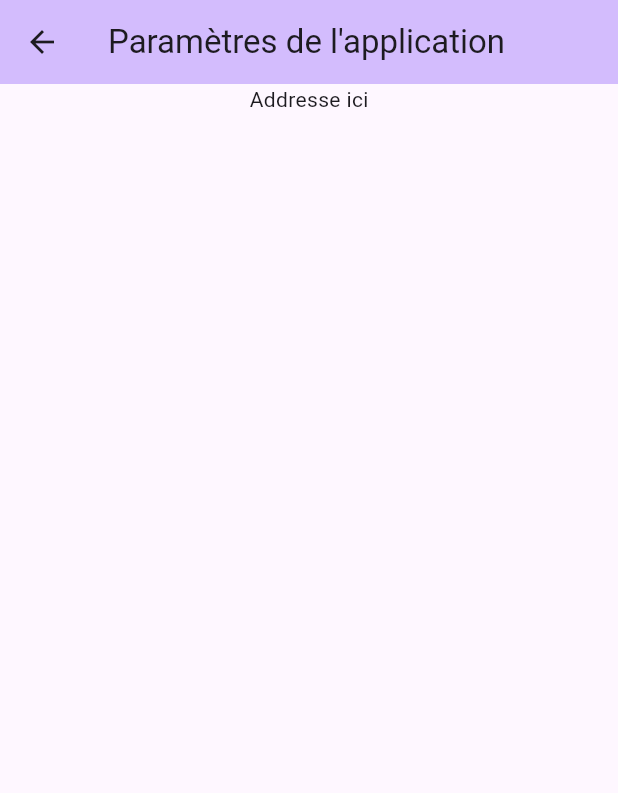
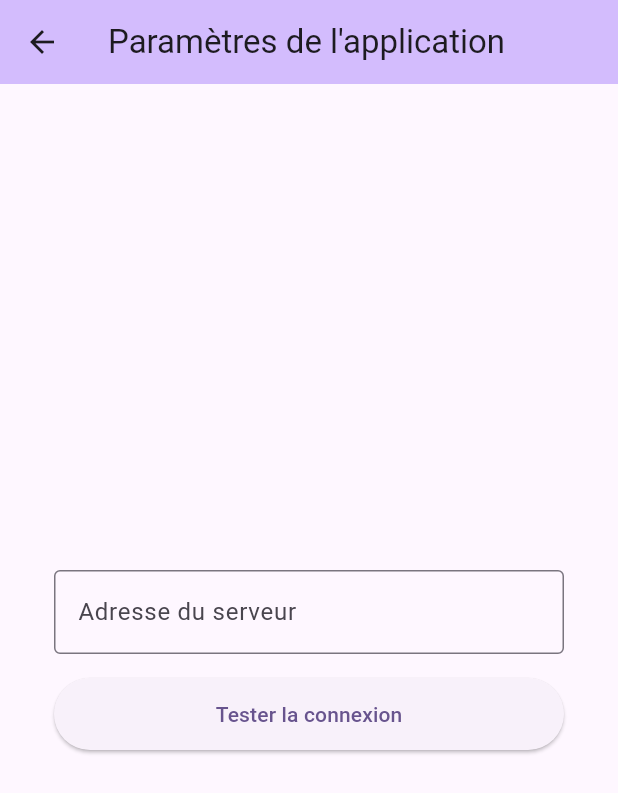
Before and after one commit to clippy20260922/7360, a Flutter app: the ParametresPage screen opened directly, on a phone screen of 412 x 824 dp. Shown: the top 793 px of the screen. Run offline on Flutter 3.47's test engine with Material 3 defaults, Android fonts, the phone set to English and light mode, and no system bars; our stand-ins replace shared_preferences; accounts and stored records are empty.

Commit message:
feat(client): implémente paramètre adresse HTTP

```diff
--- a/client7360/lib/paramètres_page.dart
+++ b/client7360/lib/paramètres_page.dart
@@ -1,7 +1,94 @@
+import 'dart:convert';
+import 'dart:io';
+
 import 'package:flutter/material.dart';
+import 'package:shared_preferences/shared_preferences.dart';
 
-class ParametresPage extends StatelessWidget {
+class ParametresPage extends StatefulWidget {
   const ParametresPage({super.key});
+
+  @override
+  State<ParametresPage> createState() => _ParametresPageState();
+}
+
+class _ParametresPageState extends State<ParametresPage> {
+  final _addressController = TextEditingController();
+  String? _result;
+  bool? _connectionSucceeded;
+  bool _isTesting = false;
+
+  @override
+  void initState() {
+    super.initState();
+    _loadAddress();
+  }
+
+  Future<void> _loadAddress() async {
+    final preferences = await SharedPreferences.getInstance();
+    _addressController.text = preferences.getString('serverAddress') ?? '';
+  }
+
+  Future<void> _testConnection() async {
+    final address = _addressController.text.trim();
+    final uri = Uri.tryParse(address);
+
+    if (uri == null ||
+        !['http', 'https'].contains(uri.scheme) ||
+        uri.host.isEmpty) {
+      setState(() {
+        _result = 'Veuillez entrer une adresse HTTP ou HTTPS valide.';
+        _connectionSucceeded = false;
+      });
+      return;
+    }
+
+    setState(() {
+      _isTesting = true;
+      _result = null;
+      _connectionSucceeded = null;
+    });
+
+    final client = HttpClient();
+
+    try {
+      final preferences = await SharedPreferences.getInstance();
+      await preferences.setString('serverAddress', address);
+
+      final request = await client
+          .getUrl(uri)
+          .timeout(const Duration(seconds: 5));
+      final response = await request.close().timeout(
+        const Duration(seconds: 5),
+      );
+      final body = await utf8.decoder.bind(response).join().timeout(
+        const Duration(seconds: 5),
+      );
+
+      final succeeded = response.statusCode >= 200 &&
+          response.statusCode < 300;
+
+      setState(() {
+        _connectionSucceeded = succeeded;
+        _result = succeeded
+            ? 'Connexion réussie (HTTP ${response.statusCode})\n$body'
+            : 'Échec de la connexion (HTTP ${response.statusCode})\n$body';
+      });
+    } catch (error) {
+      setState(() {
+        _connectionSucceeded = false;
+        _result = 'Échec de la connexion : $error';
+      });
+    } finally {
+      client.close(force: true);
+      setState(() => _isTesting = false);
+    }
+  }
+
+  @override
+  void dispose() {
+    _addressController.dispose();
+    super.dispose();
+  }
 
   @override
   Widget build(BuildContext context) {
@@ -11,12 +98,43 @@ class ParametresPage extends StatelessWidget {
         backgroundColor: Theme.of(context).colorScheme.inversePrimary,
       ),
       body: Center(
-        child: Column(
-          children: [
-            Text('Addresse ici'),
-            SizedBox(height: 32),
-          ]
-        )
+        child: SizedBox(
+          width: 340,
+          child: Column(
+            mainAxisSize: MainAxisSize.min,
+            children: [
+              TextField(
+                controller: _addressController,
+                keyboardType: TextInputType.url,
+                decoration: const InputDecoration(
+                  border: OutlineInputBorder(),
+                  labelText: 'Adresse du serveur',
+                  hintText: 'http://127.0.0.1:60000',
+                ),
+              ),
+              const SizedBox(height: 16),
+              SizedBox(
+                width: double.infinity,
+                height: 48,
+                child: ElevatedButton(
+                  onPressed: _isTesting ? null : _testConnection,
+                  child: Text(_isTesting ? 'Test en cours...' : 'Tester la connexion'),
+                ),
+              ),
+              if (_result != null) ...[
+                const SizedBox(height: 16),
+                Container(
+                  width: double.infinity,
+                  padding: const EdgeInsets.all(12),
+                  color: _connectionSucceeded == true
+                      ? Colors.green.shade100
+                      : Colors.red.shade100,
+                  child: Text(_result!),
+                ),
+              ],
+            ],
+          ),
+        ),
       ),
     );
   }
```
Also changed, not shown: client7360/lib/écran_daccueil.dart (+9 -1 lines).
